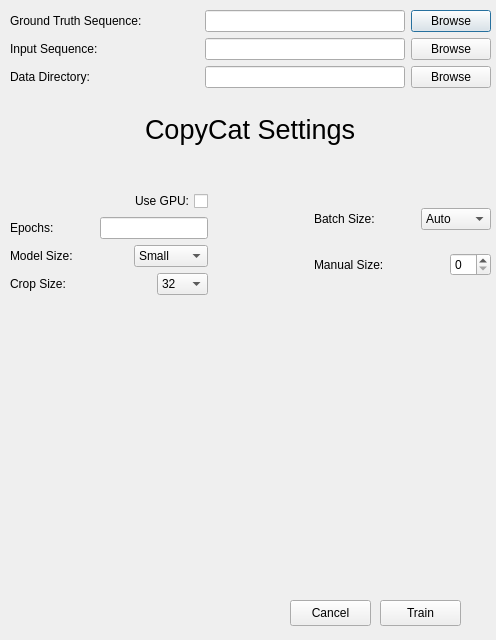
The window that Interface/trainer_v2.ui (davishardy/copycat_trainer) describes before a commit, drawn with Qt 5.
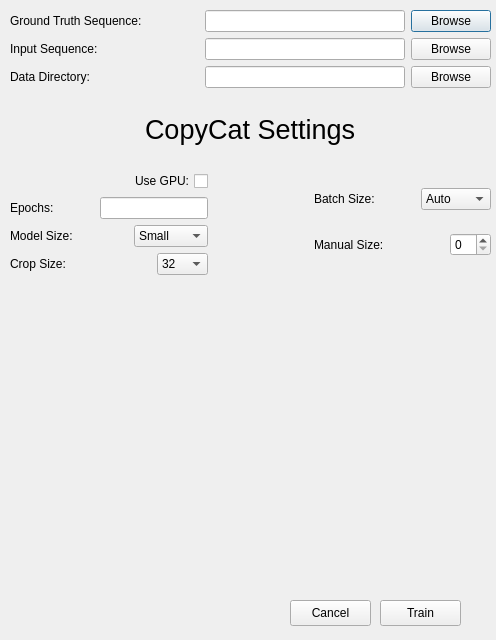
The same window after the commit.

Commit message: Need to add checkpoint ui and contact sheet ui

```diff
--- a/Interface/trainer_v2.ui
+++ b/Interface/trainer_v2.ui
@@ -266,7 +266,7 @@
       <property name="sizeHint" stdset="0">
        <size>
         <width>20</width>
-        <height>40</height>
+        <height>20</height>
        </size>
       </property>
      </spacer>
```
Left out of the diff: 9 changed lines with no effect on the pictures.
